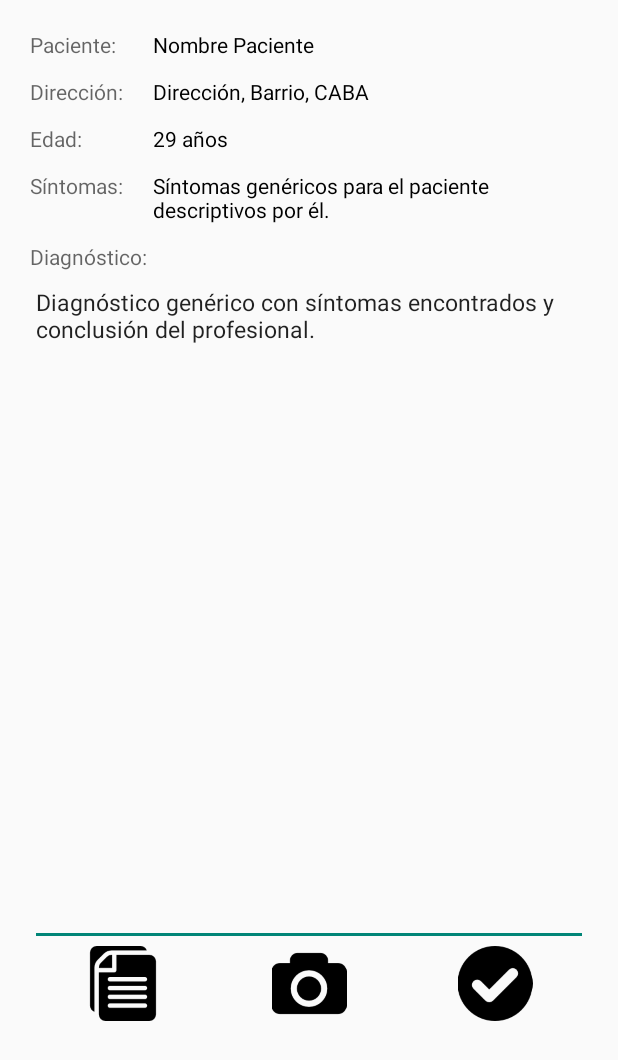
After one commit to UTN-FRBA-Mobile/YenDoc, an Android app: the layout fragment_visit.xml on its own in the app's theme, with its tools: preview values and no code run, on a phone screen of 412 x 824 dp. The commit adds this screen. Shown: the top 1060 px of the screen. Run offline under Robolectric (Android 15) with nearby library versions, the phone set to English and light mode, and no system bars.

Commit message:
fragment_visit

```diff
--- a/app/src/main/java/ar/yendoc/core/VisitasAdapter.kt
+++ b/app/src/main/java/ar/yendoc/core/VisitasAdapter.kt
@@ -16,7 +16,7 @@ class VisitasAdapter (private val myDataset: MutableList<Visita>) :
     override fun onCreateViewHolder(parent: ViewGroup,
                                     viewType: Int): VisitasAdapter.MyViewHolder {
         val view : View = LayoutInflater.from(parent.context)
-                .inflate(R.layout.view_list_visitas, parent, false)
+                .inflate(R.layout.view_list_visits, parent, false)
 
         return MyViewHolder(view)
     }
--- a/app/src/main/java/ar/yendoc/ui/DashboardFragment.kt
+++ b/app/src/main/java/ar/yendoc/ui/DashboardFragment.kt
@@ -12,6 +12,7 @@ import ar.yendoc.MainActivity
 import ar.yendoc.core.VisitaAPI
 import ar.yendoc.core.VisitasAdapter
 import ar.yendoc.databinding.FragmentDashboardBinding
+import com.google.android.material.navigation.NavigationView
 
 class DashboardFragment : Fragment() {
     private var _binding: FragmentDashboardBinding? = null
@@ -41,4 +42,5 @@ class DashboardFragment : Fragment() {
             adapter = viewAdapter
         }
     }
+
 }
--- /dev/null
+++ b/app/src/main/res/layout/fragment_visit.xml
@@ -0,0 +1,160 @@
+<?xml version="1.0" encoding="utf-8"?>
+<LinearLayout xmlns:android="http://schemas.android.com/apk/res/android"
+    xmlns:tools="http://schemas.android.com/tools"
+    android:layout_width="match_parent"
+    android:layout_height="match_parent"
+    android:orientation="vertical"
+    android:padding="20dp">
+
+
+    <RelativeLayout
+        android:layout_width="match_parent"
+        android:layout_height="wrap_content"   >
+
+        <TextView
+            android:id="@+id/lblPaciente"
+            android:layout_width="wrap_content"
+            android:layout_height="wrap_content"
+            android:layout_gravity="center_horizontal"
+            android:layout_weight="0"
+            android:textColor="@color/black"
+            android:paddingRight="20dp"
+            android:paddingBottom="12dp"
+            android:hint="@string/paciente" />
+
+        <TextView
+            android:id="@+id/name_paciente"
+            android:layout_width="match_parent"
+            android:layout_height="wrap_content"
+            android:layout_gravity="center_horizontal"
+            android:layout_weight="0"
+            android:textColor="@color/black"
+            android:paddingBottom="12dp"
+            android:layout_toEndOf="@+id/lblDireccion"
+            android:text="@string/nombre_paciente"/>
+
+        <TextView
+            android:id="@+id/lblDireccion"
+            android:layout_width="wrap_content"
+            android:layout_height="wrap_content"
+            android:layout_gravity="center_horizontal"
+            android:layout_weight="0"
+            android:textColor="@color/black"
+            android:paddingRight="20dp"
+            android:paddingBottom="12dp"
+            android:layout_below="@+id/lblPaciente"
+            android:hint="@string/direccion" />
+
+        <TextView
+            android:id="@+id/address_paciente"
+            android:layout_width="match_parent"
+            android:layout_height="wrap_content"
+            android:layout_gravity="center_horizontal"
+            android:layout_weight="0"
+            android:textColor="@color/black"
+            android:paddingBottom="12dp"
+            android:layout_toEndOf="@+id/lblDireccion"
+            android:layout_below="@+id/name_paciente"
+            android:text="@string/direccion_generica"/>
+
+        <TextView
+            android:id="@+id/lblEdad"
+            android:layout_width="wrap_content"
+            android:layout_height="wrap_content"
+            android:layout_gravity="center_horizontal"
+            android:layout_weight="0"
+            android:textColor="@color/black"
+            android:paddingRight="20dp"
+            android:paddingBottom="12dp"
+            android:layout_below="@+id/lblDireccion"
+            android:hint="@string/edad" />
+
+        <TextView
+            android:id="@+id/age_paciente"
+            android:layout_width="match_parent"
+            android:layout_height="wrap_content"
+            android:layout_gravity="center_horizontal"
+            android:layout_weight="0"
+            android:textColor="@color/black"
+            android:paddingBottom="12dp"
+            android:layout_toEndOf="@+id/lblDireccion"
+            android:layout_below="@+id/address_paciente"
+            android:text="@string/edad_generica"/>
+
+        <TextView
+            android:id="@+id/lblSintomas"
+            android:layout_width="wrap_content"
+            android:layout_height="wrap_content"
+            android:layout_gravity="center_horizontal"
+            android:layout_weight="0"
+            android:textColor="@color/black"
+            android:paddingRight="20dp"
+            android:paddingBottom="12dp"
+            android:layout_below="@+id/lblEdad"
+            android:hint="@string/sintomas" />
+
+        <TextView
+            android:id="@+id/symptom_paciente"
+            android:layout_width="match_parent"
+            android:layout_height="wrap_content"
+            android:layout_gravity="center_horizontal"
+            android:layout_weight="0"
+            android:textColor="@color/black"
+            android:paddingBottom="12dp"
+            android:layout_toEndOf="@+id/lblDireccion"
+            android:layout_below="@+id/age_paciente"
+            android:text="@string/sintomas_genericos"/>
+    </RelativeLayout>
+
+    <LinearLayout
+        android:layout_width="fill_parent"
+        android:layout_height="wrap_content"
+        android:orientation="vertical"
+        android:weightSum="4">
+
+        <TextView
+            android:id="@+id/lblDiagnostico"
+            android:layout_width="match_parent"
+            android:layout_height="wrap_content"
+            android:layout_gravity="center_horizontal"
+            android:layout_weight="1"
+            android:textColor="@color/black"
+            android:paddingRight="20dp"
+            android:paddingBottom="0dp"
+            android:hint="@string/diagnostico" />
+
+        <EditText
+            android:id="@+id/diagnostic"
+            android:layout_width="match_parent"
+            android:layout_height="450dp"
+            android:layout_weight="3"
+            android:textSize="15dp"
+            android:maxHeight="200dp"
+            android:gravity="top"
+            android:text="@string/diagnostico_generico" />
+
+    </LinearLayout>
+    <LinearLayout
+        android:layout_width="fill_parent"
+        android:layout_height="wrap_content"
+        android:orientation="horizontal"
+        android:weightSum="3">
+        <ImageView
+            android:src="@drawable/recipe"
+            android:layout_height="50dp"
+            android:layout_width="50dp"
+            android:layout_weight="1"
+            />
+        <ImageView
+            android:src="@drawable/camera"
+            android:layout_height="50dp"
+            android:layout_width="50dp"
+            android:layout_weight="1"
+            />
+        <ImageView
+            android:src="@drawable/done"
+            android:layout_height="50dp"
+            android:layout_width="50dp"
+            android:layout_weight="1"/>
+    </LinearLayout>
+</LinearLayout>
--- a/app/src/main/res/values/strings.xml
+++ b/app/src/main/res/values/strings.xml
@@ -20,4 +20,12 @@
     <string name="nombre_generico">Nombre Médico</string>
     <string name="nombre_paciente">Nombre Paciente</string>
     <string name="direccion_generica">Dirección, Barrio, CABA</string>
+    <string name="paciente">Paciente:</string>
+    <string name="direccion">Dirección:</string>
+    <string name="edad">Edad:</string>
+    <string name="edad_generica">29 años</string>
+    <string name="sintomas">Síntomas:</string>
+    <string name="sintomas_genericos">Síntomas genéricos para el paciente descriptivos por él.</string>
+    <string name="diagnostico_generico">Diagnóstico genérico con síntomas encontrados y conclusión del profesional.</string>
+    <string name="diagnostico">Diagnóstico:</string>
 </resources>
```
Also changed, not shown: app/src/main/res/drawable-v24/camera.png (added), app/src/main/res/drawable-v24/done.png (added), app/src/main/res/drawable-v24/recipe.png (added), app/src/main/res/layout/view_list_visits.xml (renamed from app/src/main/res/layout/view_list_visitas.xml).
